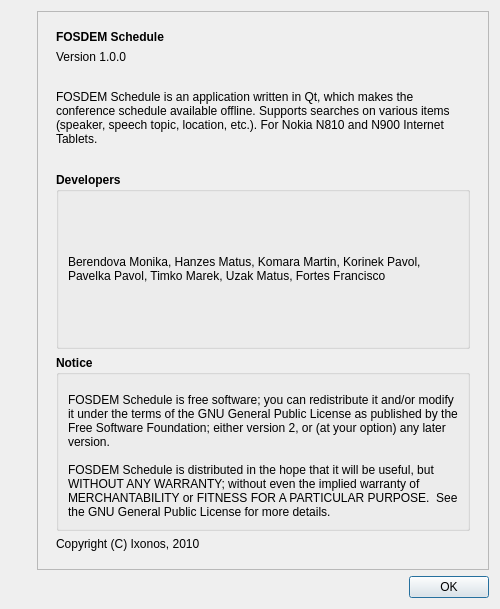
Old version of the form src/gui/about.ui in the repository edulix/confclerk.
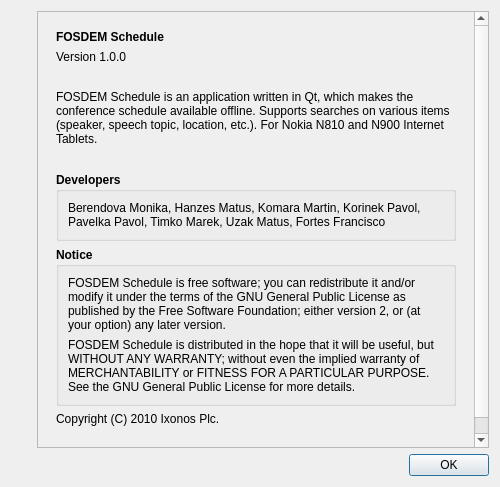
New version of the form. Icons and pictures are not drawn.

Commit message: changed copyright string

What changed in the file:
```diff
--- a/src/gui/about.ui
+++ b/src/gui/about.ui
@@ -9,7 +9,7 @@
     <x>0</x>
     <y>0</y>
     <width>500</width>
-    <height>609</height>
+    <height>487</height>
    </rect>
   </property>
   <property name="sizePolicy" >
@@ -149,7 +149,7 @@
             <x>0</x>
             <y>0</y>
             <width>446</width>
-            <height>547</height>
+            <height>429</height>
            </rect>
           </property>
           <layout class="QGridLayout" name="gridLayout_2" >
@@ -320,13 +320,26 @@
               <item>
                <widget class="QLabel" name="copyright" >
                 <property name="text" >
-                 <string>Copyright (C) Ixonos, 2010</string>
+                 <string>Copyright (C) 2010 Ixonos Plc.</string>
                 </property>
                </widget>
               </item>
              </layout>
             </widget>
            </item>
+           <item row="1" column="0" >
+            <spacer name="verticalSpacer_2" >
+             <property name="orientation" >
+              <enum>Qt::Vertical</enum>
+             </property>
+             <property name="sizeHint" stdset="0" >
+              <size>
+               <width>20</width>
+               <height>20</height>
+              </size>
+             </property>
+            </spacer>
+           </item>
           </layout>
          </widget>
         </widget>
```
